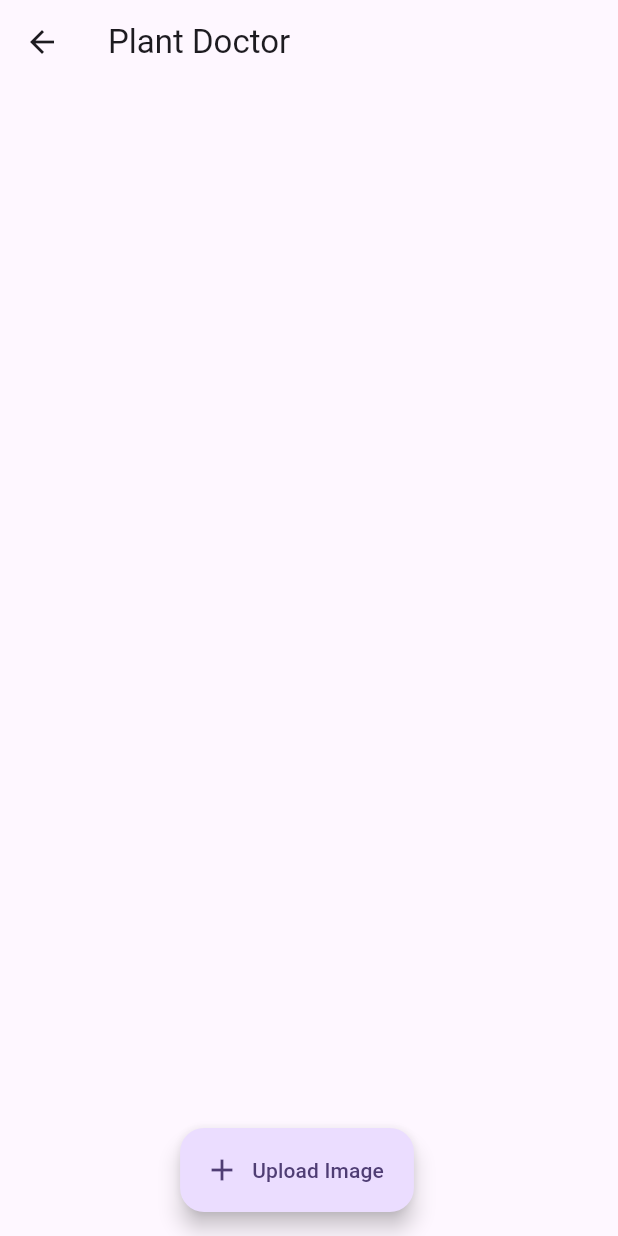
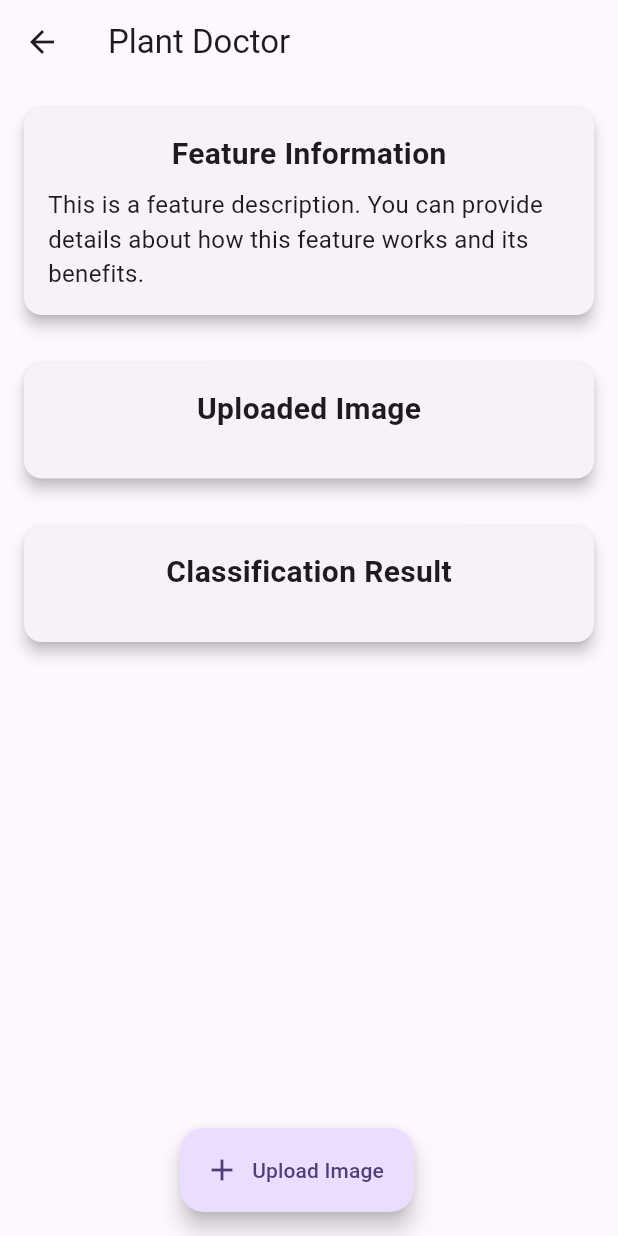
Before and after one commit to ishashankmittal/Super-App, a Flutter app: the PlantDoctorHome screen opened by its route, on a phone screen of 412 x 824 dp. Run offline on Flutter 3.47's test engine with Material 2 defaults, Android fonts, the phone set to English and light mode, and no system bars; our stand-ins replace image_picker.

Commit message:
Plant Doctor UI done

```diff
--- a/lib/views/plant_doctor_home.dart
+++ b/lib/views/plant_doctor_home.dart
@@ -14,6 +14,7 @@ class PlantDoctorHome extends StatefulWidget {
 class _PlantDoctorHomeState extends State<PlantDoctorHome> {
   File? _image; // Declare _image as nullable
   String? _result; // Store the classification result
+  bool _isLoading = false; // Track whether the API call is in progress
 
   @override
   Widget build(BuildContext context) {
@@ -21,15 +22,54 @@ class _PlantDoctorHomeState extends State<PlantDoctorHome> {
       appBar: AppBar(
         title: Text('Plant Doctor'),
       ),
-      body: ListView(
+      body: SingleChildScrollView(
+        child: Column(
           children: [
-      Center(
+            // Feature Information Card
+            Card(
+              elevation: 4,
+              margin: EdgeInsets.all(16),
+              child: Padding(
+                padding: const EdgeInsets.all(16.0),
                 child: Column(
-      mainAxisAlignment: MainAxisAlignment.center,
-        children: <Widget>[
-          if (_image != null) // Display the selected image
+                  children: [
+                    Text(
+                      'Feature Information',
+                      style: TextStyle(
+                        fontSize: 20,
+                        fontWeight: FontWeight.bold,
+                      ),
+                    ),
+                    SizedBox(height: 8),
+                    Text(
+                      'This is a feature description. You can provide details about how this feature works and its benefits.',
+                      style: TextStyle(fontSize: 16),
+                    ),
+                  ],
+                ),
+              ),
+            ),
+            // Image Container Card
             Container(
-              width: 200,
+              width: MediaQuery.of(context).size.width,
+              child: Card(
+                elevation: 4,
+                margin: EdgeInsets.all(16),
+                child: Padding(
+                  padding: const EdgeInsets.all(16.0),
+                  child: Column(
+                    children: [
+                      Text(
+                        'Uploaded Image',
+                        style: TextStyle(
+                          fontSize: 20,
+                          fontWeight: FontWeight.bold,
+                        ),
+                      ),
+                      SizedBox(height: 16),
+                      if (_image != null)
+                        Container(
+                          width: MediaQuery.of(context).size.width,
                           height: 200,
                           decoration: BoxDecoration(
                             image: DecorationImage(
@@ -38,32 +78,60 @@ class _PlantDoctorHomeState extends State<PlantDoctorHome> {
                             ),
                           ),
                         ),
-          if (_result != null) // Display the classification result
+                      if (_isLoading)
                         Padding(
                           padding: const EdgeInsets.all(16.0),
-              child: Text(
-                'Classification Result: $_result',
-                style: TextStyle(fontSize: 18),
-              ),
+                          child: CircularProgressIndicator(),
                         ),
                     ],
                   ),
                 ),
+              ),
+            ),
+            // Classification Result Card
+            Container(
+              width: MediaQuery.of(context).size.width,
+              child: Card(
+                elevation: 4,
+                margin: EdgeInsets.all(16),
+                child: Padding(
+                  padding: const EdgeInsets.all(16.0),
+                  child: Column(
+                    children: [
+                      Text(
+                        'Classification Result',
+                        style: TextStyle(
+                          fontSize: 20,
+                          fontWeight: FontWeight.bold,
+                        ),
+                      ),
+                      SizedBox(height: 16),
+                      if (_result != null)
+                        Text(
+                          '$_result',
+                          style: TextStyle(fontSize: 18),
+                        ),
                     ],
+                  ),
+                ),
+              ),
+            ),
+            SizedBox(height: 16),
+          ],
+        ),
       ),
       floatingActionButton: Row(
         mainAxisAlignment: MainAxisAlignment.center,
         children: <Widget>[
           const SizedBox(width: 16),
           FloatingActionButton.extended(
-            onPressed: pickImage,
+            onPressed: _isLoading ? null : pickImage, // Disable button during loading
             label: const Text('Upload Image'),
             icon: const Icon(Icons.add),
           ),
         ],
       ),
     );
-
   }
 
   Future<void> pickImage() async {
@@ -75,11 +143,13 @@ class _PlantDoctorHomeState extends State<PlantDoctorHome> {
     if (pickedFile != null) {
       setState(() {
         _image = File(pickedFile.path);
+        _isLoading = true; // Set loading to true when initiating API call
         print("Image uploaded: ${_image!.path}");
+        _result = null; // Clear the previous result
       });
 
       // Call the API to classify the image
-      await classifyImage(_image!);
+      classifyImage(_image!);
     } else {
       // Handle the case where the user didn't select an image
       showDialog(
@@ -105,24 +175,30 @@ class _PlantDoctorHomeState extends State<PlantDoctorHome> {
   Future<void> classifyImage(File image) async {
     final apiUrl = 'https://apitest-6gkp.onrender.com/classify'; // Replace with your API URL
 
-    // Create a multipart request for sending the image
+    try {
       final request = http.MultipartRequest('POST', Uri.parse(apiUrl));
       request.files.add(await http.MultipartFile.fromPath('image', image.path));
-
-    try {
-      final response = await request.send();
+      final client = http.Client();
+      final response = await client.send(request).timeout(Duration(seconds: 30));
       if (response.statusCode == 200) {
         final jsonResponse = json.decode(await response.stream.bytesToString());
+        final confidence = jsonResponse['confidence']; // Extract confidence value
         setState(() {
           _result = jsonResponse['class_name'];
-          final confidence = jsonResponse['confidence']; // Extract confidence value
-          _result = '$_result (Confidence: $confidence)';
+          _result = '$_result \n(Confidence: $confidence%)';
+          _isLoading = false; // Set loading to false when API response is received
         });
       } else {
         print('Error: ${response.statusCode}');
+        setState(() {
+          _isLoading = false; // Set loading to false on error
+        });
       }
     } catch (e) {
       print('Error: $e');
+      setState(() {
+        _isLoading = false; // Set loading to false on exception
+      });
     }
   }
 }
```
Lines whose indentation alone changed are shown as unchanged.
